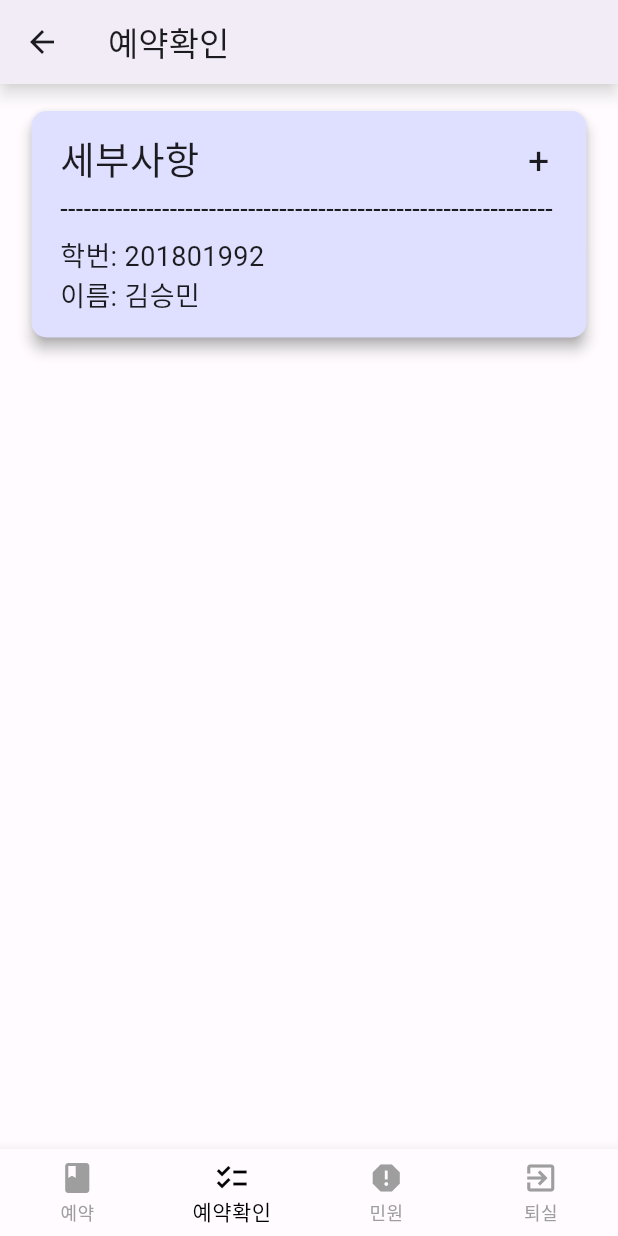
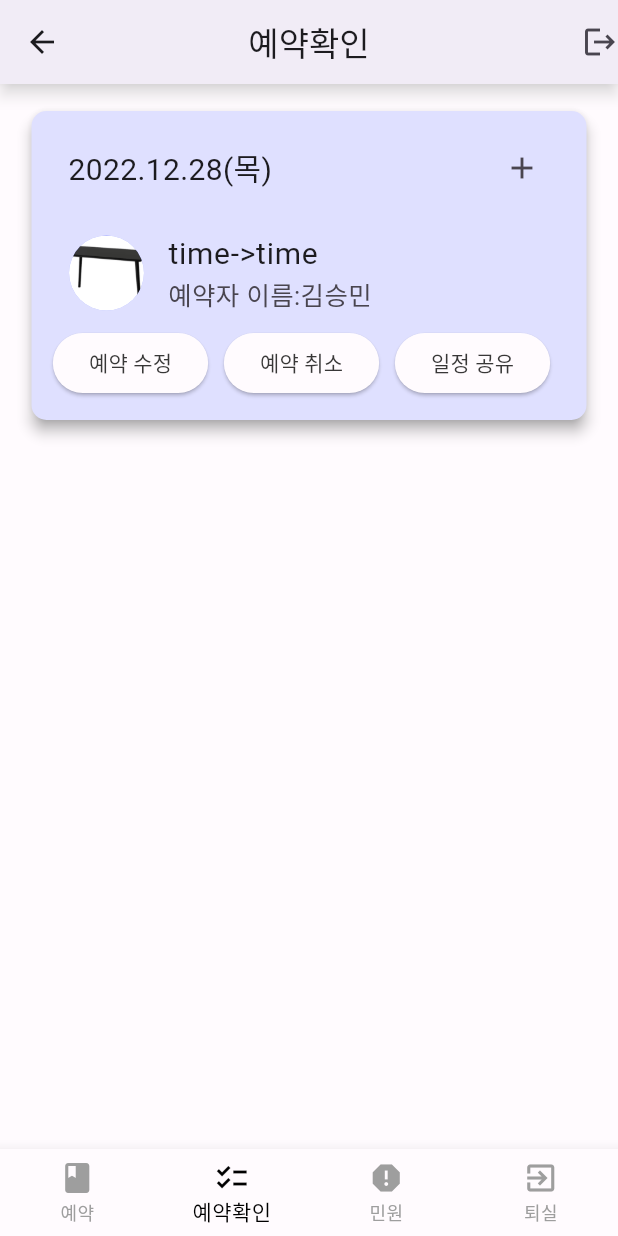
Before and after one commit to JangJunYeong/jiranjigyo, a Flutter app: the ConfirmPage screen opened by its route, on a phone screen of 412 x 824 dp. Run offline on Flutter 3.47's test engine with Material 2 defaults, Android fonts, the phone set to English and light mode, and no system bars; our stand-ins replace image_picker.

Commit message:
confirm done

```diff
--- a/lib/confirm.dart
+++ b/lib/confirm.dart
@@ -1,8 +1,7 @@
 import 'package:flutter/material.dart';
 import 'package:jiranjigyo/model/student.dart';
 import './widget/bottomtabbar.dart';
-import 'reservation.dart';
-import 'complaint.dart';
+import 'package:jiranjigyo/widget/appbar.dart';
 
 int index = 0;
 
@@ -12,17 +11,13 @@ class ConfirmPage extends StatelessWidget {
   @override
   Widget build(BuildContext context) {
     return Scaffold(
-      appBar: AppBar(
-        elevation: 4,
-        shadowColor: Color.fromARGB(255, 255, 255, 255),
-        title: const Text('예약확인'),
-      ),
+      appBar: AppBarWidget(AppBar(), "예약확인"),
       body: Padding(
         padding: const EdgeInsets.all(18),
         child: Align(
           alignment: Alignment.topCenter,
           child: DetailCard(
-            title: '세부사항                                  +',
+            title: '2022.12.28(목)',
             student: Student(id: '201801992', name: '김승민'),
             tableIndex: 3,
             time: DateTime.now(),
@@ -77,24 +72,97 @@ class _DetailCardState extends State<DetailCard> {
             elevation: 0,
             color: Theme.of(context).colorScheme.secondaryContainer,
             child: Padding(
-              padding: const EdgeInsets.fromLTRB(15, 10, 15, 10),
+              padding: const EdgeInsets.fromLTRB(5, 10, 15, 10),
               child: Column(
                 crossAxisAlignment: CrossAxisAlignment.start,
                 mainAxisSize: MainAxisSize.min,
-                children: [
+                children: <Widget>[
+                  Row(
+                    mainAxisAlignment: MainAxisAlignment.spaceBetween,
+                    children: [
+                      Text(
+                          style: TextStyle(fontSize: 20), '   ' + widget.title),
+                      IconButton(
+                        icon: Icon(Icons.add),
+                        onPressed: () {},
+                      ),
+                    ],
+                  ),
+                  const SizedBox(height: 5),
+                  const SizedBox(
+                    height: 5.0,
+                  ),
+                  ListTile(
+                    title: Text(
+                      style: TextStyle(fontSize: 20),
+                      'time->time',
+                    ),
+                    leading: CircleAvatar(
+                      backgroundImage: AssetImage("assets/table.png"),
+                      maxRadius: 25,
+                    ),
+                    subtitle: Column(
+                      crossAxisAlignment: CrossAxisAlignment.start,
+                      children: [
+                        Text(
+                            style: TextStyle(fontSize: 17),
+                            '예약자 이름:' + widget.student.name),
+                        if (opened)
+                          Column(
+                            children: [
+                              Text(
+                                  style: TextStyle(fontSize: 17),
+                                  '테이블: ${widget.tableIndex}'),
+                              Text(
+                                  style: TextStyle(fontSize: 17),
+                                  '조원:' + widget.students.toString()),
+                            ],
+                          ),
+                      ],
+                    ),
+                  ),
+                  Row(
+                    mainAxisAlignment: MainAxisAlignment.spaceAround,
+                    children: <Widget>[
+                      ElevatedButton(
+                        child: const Text(
+                            style: TextStyle(
+                                color: Color.fromARGB(255, 56, 55, 55)),
+                            '예약 수정'),
+                        onPressed: () {/* ... */},
+                      ),
+                      ElevatedButton(
+                        child: const Text(
+                            style: TextStyle(
+                                color: Color.fromARGB(255, 56, 55, 55)),
+                            '예약 취소'),
+                        onPressed: () {/* ... */},
+                      ),
+                      ElevatedButton(
+                        child: const Text(
+                            style: TextStyle(
+                                color: Color.fromARGB(255, 56, 55, 55)),
+                            '일정 공유'),
+                        onPressed: () {/* ... */},
+                      ),
+                    ],
+                  ),
+                ],
+                /*children: [
                   Column(
                     crossAxisAlignment: CrossAxisAlignment.start,
                     children: [
-                      Text(style: TextStyle(fontSize: 25), widget.title),
+
+                      Text(style: TextStyle(fontSize: 20), widget.title),
                       Text(
-                          style: TextStyle(fontSize: 18),
+                          style: TextStyle(fontSize: 17),
                           '---------------------------------------------------------------'),
                       const SizedBox(height: 5.0),
                       Text(
-                          style: TextStyle(fontSize: 18),
+                          style: TextStyle(fontSize: 17),
                           '학번: ${widget.student.id}'),
                       Text(
-                          style: TextStyle(fontSize: 18),
+                          style: TextStyle(fontSize: 17),
                           '이름: ${widget.student.name}'),
                     ],
                   ),
@@ -103,14 +171,14 @@ class _DetailCardState extends State<DetailCard> {
                       crossAxisAlignment: CrossAxisAlignment.start,
                       children: [
                         Text(
-                            style: TextStyle(fontSize: 18),
+                            style: TextStyle(fontSize: 17),
                             '테이블: ${widget.tableIndex}'),
                         Text(
-                            style: TextStyle(fontSize: 18),
+                            style: TextStyle(fontSize: 17),
                             '시간: ${widget.time}'),
                       ],
                     ),
-                ],
+                ],*/
               ),
             ),
           ),
```
Also changed, not shown: assets/table.png (added).
